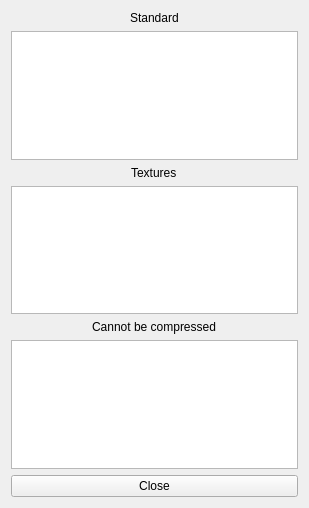
This is source/GUI/BSAFilesToPack.ui in Guekka/cathedral-assets-optimizer as Qt 5 draws it before an edit. The edited form follows.
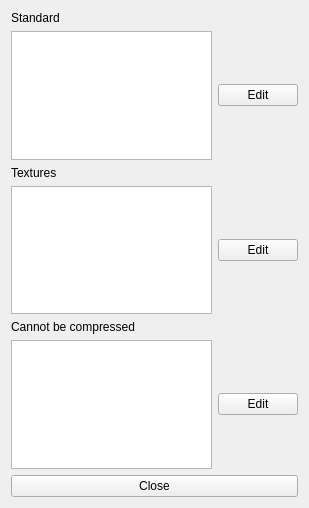
This is the edited form.

Commit message:
[Settings] Completely changed the way to register settings. [Settings] BSAFilesToPack is now correctly read [UI] Added a new class, ListDialog, to replace TexturesFormatSelectDialog with a generic window [Profiles] Added TES4 profile
Templates were unnecessarily complicated.

The edit to the form file:
```diff
--- a/source/GUI/BSAFilesToPack.ui
+++ b/source/GUI/BSAFilesToPack.ui
@@ -13,44 +13,65 @@
   <property name="windowTitle">
    <string>Dialog</string>
   </property>
-  <layout class="QVBoxLayout" name="verticalLayout">
-   <item alignment="Qt::AlignHCenter">
-    <widget class="QLabel" name="StandardFilesLabel">
-     <property name="text">
-      <string>Standard</string>
-     </property>
-    </widget>
-   </item>
-   <item>
-    <widget class="QPlainTextEdit" name="StandardFilesEdit"/>
-   </item>
-   <item alignment="Qt::AlignHCenter">
-    <widget class="QLabel" name="TexturesFilesLabel">
-     <property name="text">
-      <string>Textures</string>
-     </property>
-    </widget>
-   </item>
-   <item>
-    <widget class="QPlainTextEdit" name="TexturesFilesEdit"/>
-   </item>
-   <item alignment="Qt::AlignHCenter">
+  <layout class="QGridLayout" name="gridLayout">
+   <item row="4" column="0" colspan="2">
     <widget class="QLabel" name="UncompressableFilesLabel">
      <property name="text">
       <string>Cannot be compressed</string>
      </property>
     </widget>
    </item>
-   <item>
-    <widget class="QPlainTextEdit" name="UncompressableFilesEdit"/>
-   </item>
-   <item>
-    <widget class="QPushButton" name="pushButton">
+   <item row="6" column="0" colspan="2">
+    <widget class="QPushButton" name="closeButton">
      <property name="text">
       <string>Close</string>
      </property>
     </widget>
    </item>
+   <item row="3" column="0">
+    <widget class="QListWidget" name="TexturesFilesListWidget"/>
+   </item>
+   <item row="2" column="0" colspan="2">
+    <widget class="QLabel" name="TexturesFilesLabel">
+     <property name="text">
+      <string>Textures</string>
+     </property>
+    </widget>
+   </item>
+   <item row="1" column="0">
+    <widget class="QListWidget" name="StandardFilesListWidget"/>
+   </item>
+   <item row="0" column="0" colspan="2">
+    <widget class="QLabel" name="StandardFilesLabel">
+     <property name="text">
+      <string>Standard</string>
+     </property>
+    </widget>
+   </item>
+   <item row="5" column="0">
+    <widget class="QListWidget" name="UncompressableFilesListWidget"/>
+   </item>
+   <item row="1" column="1">
+    <widget class="QPushButton" name="StandardFilesEditButton">
+     <property name="text">
+      <string>Edit</string>
+     </property>
+    </widget>
+   </item>
+   <item row="3" column="1">
+    <widget class="QPushButton" name="TexturesFilesEditButton">
+     <property name="text">
+      <string>Edit</string>
+     </property>
+    </widget>
+   </item>
+   <item row="5" column="1">
+    <widget class="QPushButton" name="UncompressableFilesEditButton">
+     <property name="text">
+      <string>Edit</string>
+     </property>
+    </widget>
+   </item>
   </layout>
  </widget>
  <resources/>
```
The commit also changes 24 other files.
